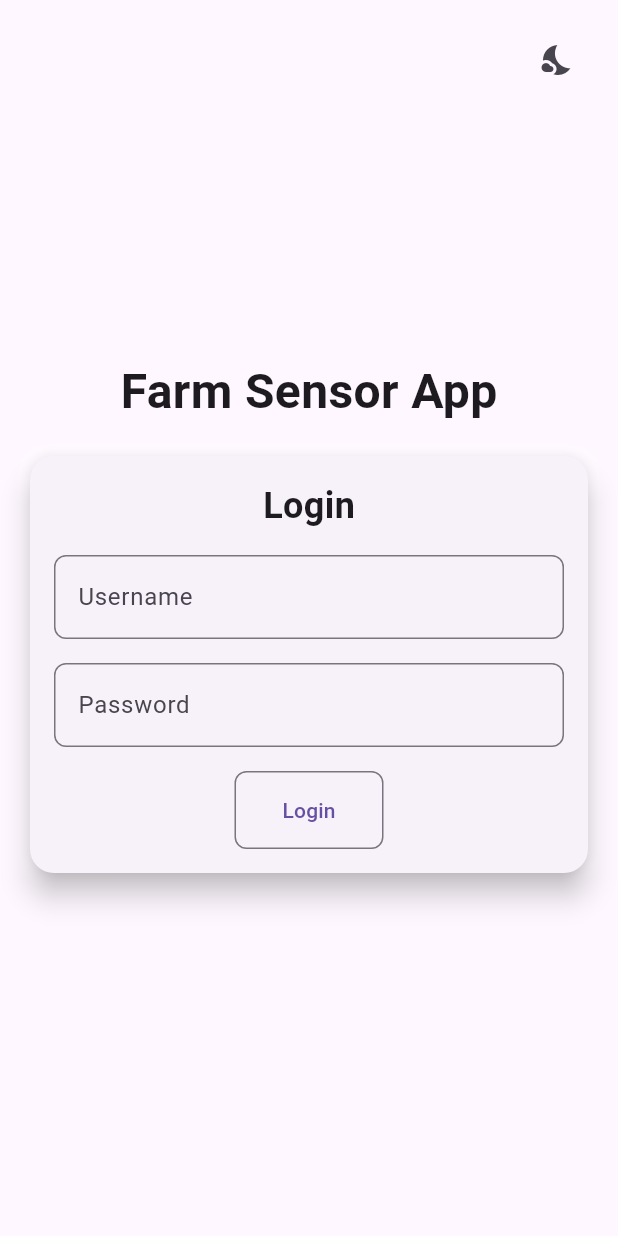
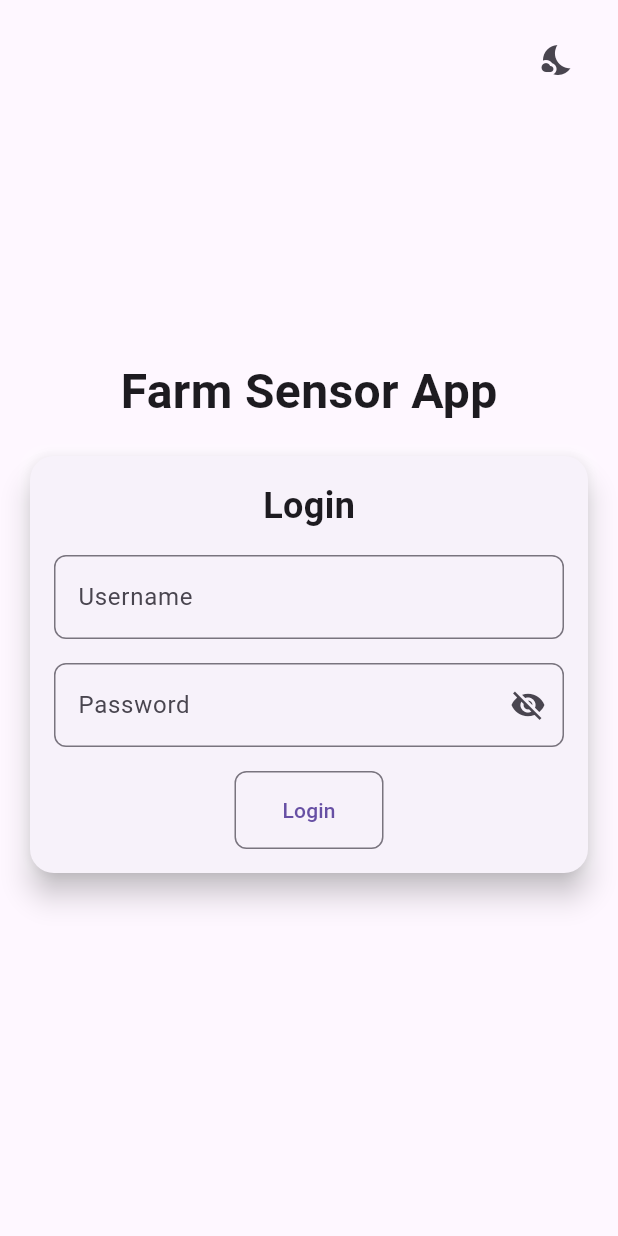
Before and after one commit to Pedrinho-Dev01/CM-Project, a Flutter app: the screen it shows after launch, on a phone screen of 412 x 824 dp. Run offline on Flutter 3.47's test engine with Material 3 defaults, Android fonts, the phone set to English and light mode, and no system bars; our stand-ins replace fl_chart, flutter_map, hive, hive_flutter, latlong2, pdf and 2 more; missing offline and left inert: mqtt_client; accounts and stored records are empty.

Commit message:
small fixes

```diff
--- a/flutter_project_cm/lib/main.dart
+++ b/flutter_project_cm/lib/main.dart
@@ -112,6 +112,7 @@ class LandingPage extends StatefulWidget {
 class _LandingPageState extends State<LandingPage> {
   final TextEditingController _usernameController = TextEditingController();
   final TextEditingController _passwordController = TextEditingController();
+  bool _obscurePassword = true;
 
   void _login() async {
     String username = _usernameController.text;
@@ -205,15 +206,28 @@ class _LandingPageState extends State<LandingPage> {
                                 border: OutlineInputBorder(
                                   borderRadius: BorderRadius.circular(8.0),
                                 ),
+                                suffixIcon: IconButton(
+                                  icon: Icon(
+                                    _obscurePassword
+                                        ? Icons.visibility_off
+                                        : Icons.visibility,
+                                  ),
+                                  onPressed: () {
+                                    setState(() {
+                                      _obscurePassword = !_obscurePassword;
+                                    });
+                                  },
+                                ),
                               ),
-                              obscureText: true,
+                              obscureText: _obscurePassword,
                             ),
                             const SizedBox(height: 16.0),
                             OutlinedButton(
                               onPressed: _login,
                               child: const Text('Login'),
                               style: OutlinedButton.styleFrom(
-                                padding: const EdgeInsets.symmetric(vertical: 16.0, horizontal: 32.0),
+                                padding: const EdgeInsets.symmetric(
+                                    vertical: 16.0, horizontal: 32.0),
                                 shape: RoundedRectangleBorder(
                                   borderRadius: BorderRadius.circular(8.0),
                                 ),
@@ -232,7 +246,9 @@ class _LandingPageState extends State<LandingPage> {
             top: 16,
             right: 16,
             child: IconButton(
-              icon: Icon(widget.themeMode == ThemeMode.light ? Icons.wb_sunny : Icons.nights_stay),
+              icon: Icon(widget.themeMode == ThemeMode.light
+                  ? Icons.wb_sunny
+                  : Icons.nights_stay),
               onPressed: widget.toggleThemeMode,
             ),
           ),
@@ -241,6 +257,7 @@ class _LandingPageState extends State<LandingPage> {
     );
   }
 }
+
 
 class HelloWorldPage extends StatelessWidget {
   final VoidCallback toggleThemeMode;
@@ -303,9 +320,9 @@ class _HomeTabState extends State<HomeTab> {
               pw.SizedBox(height: 10),
               pw.Text('Humidity: $humidity%', style: pw.TextStyle(fontSize: 18)),
               pw.SizedBox(height: 10),
-              pw.Text('pH: $pressure', style: pw.TextStyle(fontSize: 18)),
+              pw.Text('Pressure: $pressure', style: pw.TextStyle(fontSize: 18)),
               pw.SizedBox(height: 10),
-              pw.Text('Dielectric: $lux', style: pw.TextStyle(fontSize: 18)),
+              pw.Text('Lux: $lux', style: pw.TextStyle(fontSize: 18)),
             ],
           );
         },
```
